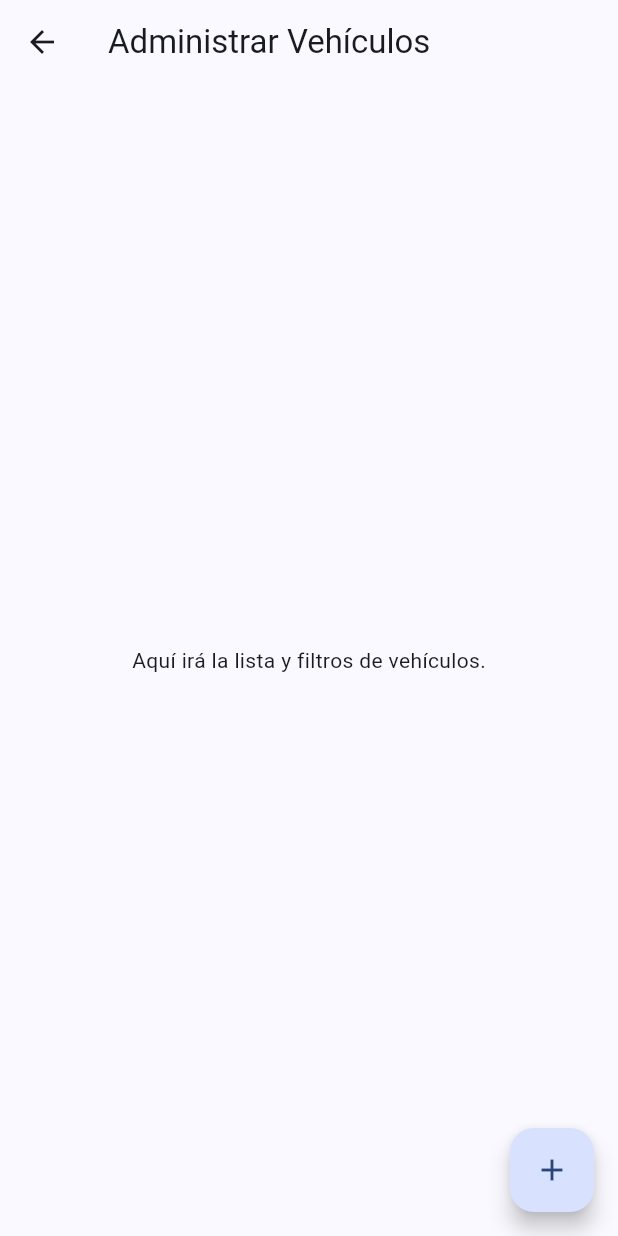
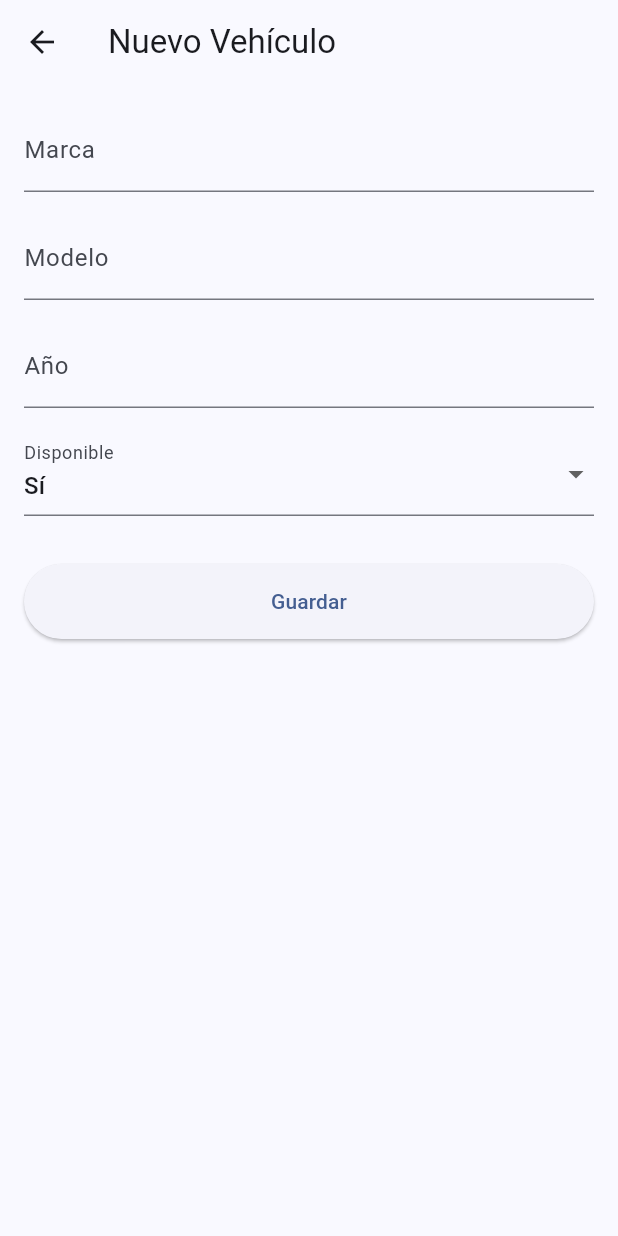
Before and after one commit to MarceloPauls/Front-End_Segundo_Parcial, a Flutter app: the VehiculosScreen screen opened by its route, after a tap on the "add" icon, on a phone screen of 412 x 824 dp. Run offline on Flutter 3.47's test engine with Material 3 defaults, Android fonts, the phone set to English and light mode, and no system bars.

Commit message:
Modulo 1 listo

```diff
--- a/alquiler_autos_app/lib/main.dart
+++ b/alquiler_autos_app/lib/main.dart
@@ -5,27 +5,11 @@ import 'services/vehiculo_service.dart';
 import 'services/cliente_service.dart';
 import 'services/reserva_service.dart';
 import 'services/entrega_service.dart';
+import 'screens/vehiculos_screen.dart';
 
 // --- (Más adelante, moverás estas pantallas a sus propios archivos) ---
 // --- PANTALLAS DE MARCADOR DE POSICIÓN ---
 
-// Pantalla para Módulo 1: Vehículos
-class VehiculosScreen extends StatelessWidget {
-  const VehiculosScreen({super.key});
-  @override
-  Widget build(BuildContext context) {
-    return Scaffold(
-      appBar: AppBar(title: const Text('Administrar Vehículos')),
-      body: const Center(child: Text('Aquí irá la lista y filtros de vehículos.')),
-      floatingActionButton: FloatingActionButton(
-        onPressed: () {
-          // Lógica para ir a un formulario de 'nuevo vehículo'
-        },
-        child: const Icon(Icons.add),
-      ),
-    );
-  }
-}
 
 // Pantalla para Módulo 2: Clientes
 class ClientesScreen extends StatelessWidget {
--- /dev/null
+++ b/alquiler_autos_app/lib/screens/vehiculo_form_screen.dart
@@ -0,0 +1,174 @@
+import 'package:flutter/material.dart';
+import 'package:provider/provider.dart';
+
+import '../models/vehiculo.dart';
+import '../services/vehiculo_service.dart';
+
+class VehiculoFormScreen extends StatefulWidget {
+  // El formulario recibe un vehículo.
+  // Si es 'null', estamos creando uno nuevo.
+  // Si no es 'null', estamos editando uno existente.
+  final Vehiculo? vehiculo;
+
+  const VehiculoFormScreen({super.key, required this.vehiculo});
+
+  @override
+  State<VehiculoFormScreen> createState() => _VehiculoFormScreenState();
+}
+
+class _VehiculoFormScreenState extends State<VehiculoFormScreen> {
+  // Clave para validar el formulario
+  final _formKey = GlobalKey<FormState>();
+
+  // Controladores para los campos de texto
+  late TextEditingController _marcaController;
+  late TextEditingController _modeloController;
+  late TextEditingController _anioController;
+
+  // Variable para el Dropdown
+  String _disponible = 'Sí';
+
+  bool _esModoEdicion = false;
+
+  @override
+  void initState() {
+    super.initState();
+
+    _esModoEdicion = widget.vehiculo != null;
+
+    // Inicializamos los controladores
+    _marcaController = TextEditingController(text: _esModoEdicion ? widget.vehiculo!.marca : '');
+    _modeloController = TextEditingController(text: _esModoEdicion ? widget.vehiculo!.modelo : '');
+    _anioController = TextEditingController(text: _esModoEdicion ? widget.vehiculo!.anio.toString() : '');
+
+    if (_esModoEdicion) {
+      _disponible = widget.vehiculo!.disponible;
+    }
+  }
+
+  @override
+  void dispose() {
+    // Limpiamos los controladores
+    _marcaController.dispose();
+    _modeloController.dispose();
+    _anioController.dispose();
+    super.dispose();
+  }
+
+  void _guardarFormulario() {
+    // Validamos el formulario
+    if (_formKey.currentState!.validate()) {
+      // Usamos context.read para *llamar* al servicio
+      final vehiculoService = context.read<VehiculoService>();
+
+      // Creamos el objeto Vehiculo con los datos
+      final vehiculo = Vehiculo(
+        // Si editamos, usamos el ID existente. Si es nuevo, creamos un ID único (simple).
+        idVehiculo: _esModoEdicion ? widget.vehiculo!.idVehiculo : DateTime.now().millisecondsSinceEpoch.toString(),
+        marca: _marcaController.text,
+        modelo: _modeloController.text,
+        anio: int.tryParse(_anioController.text) ?? 2000,
+        disponible: _disponible,
+      );
+
+      if (_esModoEdicion) {
+        vehiculoService.modificarVehiculo(vehiculo);
+      } else {
+        vehiculoService.agregarVehiculo(vehiculo);
+      }
+
+      // Regresamos a la pantalla anterior (la lista)
+      Navigator.of(context).pop();
+    }
+  }
+
+  @override
+  Widget build(BuildContext context) {
+    return Scaffold(
+      appBar: AppBar(
+        title: Text(_esModoEdicion ? 'Editar Vehículo' : 'Nuevo Vehículo'),
+      ),
+      body: Padding(
+        padding: const EdgeInsets.all(16.0),
+        child: Form(
+          key: _formKey,
+          child: SingleChildScrollView( // Para evitar overflow si el teclado aparece
+            child: Column(
+              children: [
+                // --- CAMPO MARCA ---
+                TextFormField(
+                  controller: _marcaController,
+                  decoration: const InputDecoration(labelText: 'Marca'),
+                  validator: (value) {
+                    if (value == null || value.isEmpty) {
+                      return 'Por favor, ingrese una marca';
+                    }
+                    return null;
+                  },
+                ),
+                const SizedBox(height: 16),
+
+                // --- CAMPO MODELO ---
+                TextFormField(
+                  controller: _modeloController,
+                  decoration: const InputDecoration(labelText: 'Modelo'),
+                  validator: (value) {
+                    if (value == null || value.isEmpty) {
+                      return 'Por favor, ingrese un modelo';
+                    }
+                    return null;
+                  },
+                ),
+                const SizedBox(height: 16),
+
+                // --- CAMPO AÑO ---
+                TextFormField(
+                  controller: _anioController,
+                  decoration: const InputDecoration(labelText: 'Año'),
+                  keyboardType: TextInputType.number,
+                  validator: (value) {
+                    if (value == null || value.isEmpty) {
+                      return 'Por favor, ingrese un año';
+                    }
+                    if (int.tryParse(value) == null) {
+                      return 'Por favor, ingrese un número válido';
+                    }
+                    return null;
+                  },
+                ),
+                const SizedBox(height: 16),
+
+                // --- CAMPO DISPONIBLE ---
+                DropdownButtonFormField<String>(
+                  value: _disponible,
+                  decoration: const InputDecoration(labelText: 'Disponible'),
+                  items: ['Sí', 'No'].map((String valor) {
+                    return DropdownMenuItem<String>(
+                      value: valor,
+                      child: Text(valor),
+                    );
+                  }).toList(),
+                  onChanged: (newValue) {
+                    setState(() {
+                      _disponible = newValue!;
+                    });
+                  },
+                ),
+                const SizedBox(height: 32),
+
+                // --- BOTÓN GUARDAR ---
+                ElevatedButton(
+                  onPressed: _guardarFormulario,
+                  style: ElevatedButton.styleFrom(
+                    minimumSize: const Size(double.infinity, 50), // Botón grande
+                  ),
+                  child: const Text('Guardar'),
+                ),
+              ],
+            ),
+          ),
+        ),
+      ),
+    );
+  }
+}
--- /dev/null
+++ b/alquiler_autos_app/lib/screens/vehiculos_screen.dart
@@ -0,0 +1,182 @@
+import 'package:flutter/material.dart';
+import 'package:provider/provider.dart';
+
+import '../models/vehiculo.dart';
+import '../services/vehiculo_service.dart';
+import 'vehiculo_form_screen.dart';
+
+// Usamos un StatefulWidget para manejar el estado del campo de filtro
+class VehiculosScreen extends StatefulWidget {
+  const VehiculosScreen({super.key});
+
+  @override
+  State<VehiculosScreen> createState() => _VehiculosScreenState();
+}
+
+class _VehiculosScreenState extends State<VehiculosScreen> {
+  // Controlador para el campo de texto del filtro
+  final TextEditingController _filtroController = TextEditingController();
+  String _filtro = '';
+
+  @override
+  void initState() {
+    super.initState();
+    // Escuchamos los cambios en el campo de texto para actualizar el filtro
+    _filtroController.addListener(() {
+      setState(() {
+        _filtro = _filtroController.text.toLowerCase();
+      });
+    });
+  }
+
+  @override
+  void dispose() {
+    _filtroController.dispose();
+    super.dispose();
+  }
+
+  @override
+  Widget build(BuildContext context) {
+    // Usamos context.watch para que la UI se actualice si los datos cambian
+    final vehiculoService = context.watch<VehiculoService>();
+
+    final List<Vehiculo> vehiculosFiltrados =
+        vehiculoService.vehiculos.where((vehiculo) {
+      if (_filtro.isEmpty) {
+        return true; // Mostrar todos si no hay filtro
+      }
+      // Búsqueda case-insensitive
+      final marca = vehiculo.marca.toLowerCase();
+      final modelo = vehiculo.modelo.toLowerCase();
+      return marca.contains(_filtro) || modelo.contains(_filtro);
+    }).toList();
+
+    return Scaffold(
+      appBar: AppBar(
+        title: const Text('Administrar Vehículos'),
+      ),
+      body: Column(
+        children: [
+          // --- CAMPO DE FILTRO ---
+          Padding(
+            padding: const EdgeInsets.all(16.0),
+            child: TextField(
+              controller: _filtroController,
+              decoration: InputDecoration(
+                labelText: 'Filtrar por marca o modelo',
+                prefixIcon: const Icon(Icons.search),
+                border: OutlineInputBorder(
+                  borderRadius: BorderRadius.circular(12.0),
+                ),
+              ),
+            ),
+          ),
+
+          // --- LISTA DE VEHÍCULOS ---
+          // Usamos Expanded para que la lista ocupe el espacio restante
+          Expanded(
+            child: ListView.builder(
+              itemCount: vehiculosFiltrados.length,
+              itemBuilder: (context, index) {
+                final vehiculo = vehiculosFiltrados[index];
+                return ListTile(
+                  leading: const Icon(Icons.directions_car_filled, size: 40),
+                  title: Text(
+                    '${vehiculo.marca} ${vehiculo.modelo}',
+                    style: const TextStyle(fontWeight: FontWeight.bold),
+                  ),
+                  subtitle: Text('Año: ${vehiculo.anio}'),
+                  // Mostramos la disponibilidad con un color
+                  trailing: Row(
+                    mainAxisSize: MainAxisSize.min, // Para que la Row no ocupe toda la línea
+                    children: [
+                      Text(
+                        vehiculo.disponible,
+                        style: TextStyle(
+                          color: vehiculo.disponible == 'Sí'
+                              ? Colors.green
+                              : Colors.red,
+                          fontWeight: FontWeight.bold,
+                        ),
+                      ),
+                      const SizedBox(width: 10),
+
+                      // --- BOTÓN EDITAR ---
+                      IconButton(
+                        icon: const Icon(Icons.edit),
+                        onPressed: () {
+                          // Navegamos al formulario en modo "Editar"
+                          Navigator.push(
+                            context,
+                            MaterialPageRoute(
+                              builder: (context) =>
+                                  VehiculoFormScreen(vehiculo: vehiculo),
+                            ),
+                          );
+                        },
+                      ),
+
+                      // --- BOTÓN ELIMINAR ---
+                      IconButton(
+                        icon: const Icon(Icons.delete, color: Colors.redAccent),
+                        onPressed: () {
+                          _mostrarDialogoConfirmacion(context, vehiculo.idVehiculo);
+                        },
+                      ),
+                    ],
+                  ),
+                );
+              },
+            ),
+          ),
+        ],
+      ),
+      // --- BOTÓN AÑADIR ---
+      floatingActionButton: FloatingActionButton(
+        onPressed: () {
+          // Navegamos al formulario en modo "Añadir" (pasamos null)
+          Navigator.push(
+            context,
+            MaterialPageRoute(
+              builder: (context) => const VehiculoFormScreen(vehiculo: null),
+            ),
+          );
+        },
+        child: const Icon(Icons.add),
+      ),
+    );
+  }
+
+  // --- Diálogo de confirmación para eliminar ---
+  void _mostrarDialogoConfirmacion(BuildContext context, String idVehiculo) {
+    // Usamos context.read aquí porque estamos dentro de un callback,
+    // no necesitamos "escuchar" cambios, solo ejecutar una acción.
+    final vehiculoService = context.read<VehiculoService>();
+
+    showDialog(
+      context: context,
+      builder: (BuildContext ctx) {
+        return AlertDialog(
+          title: const Text('Confirmar Eliminación'),
+          content: const Text('¿Estás seguro de que deseas eliminar este vehículo?'),
+          actions: [
+            TextButton(
+              child: const Text('Cancelar'),
+              onPressed: () {
+                Navigator.of(ctx).pop(); // Cierra el diálogo
+              },
+            ),
+            TextButton(
+              style: TextButton.styleFrom(foregroundColor: Colors.red),
+              child: const Text('Eliminar'),
+              onPressed: () {
+                vehiculoService.eliminarVehiculo(idVehiculo);
+                Navigator.of(ctx).pop(); // Cierra el diálogo
+              },
+            ),
+          ],
+        );
+      },
+    );
+  }
+}
```
